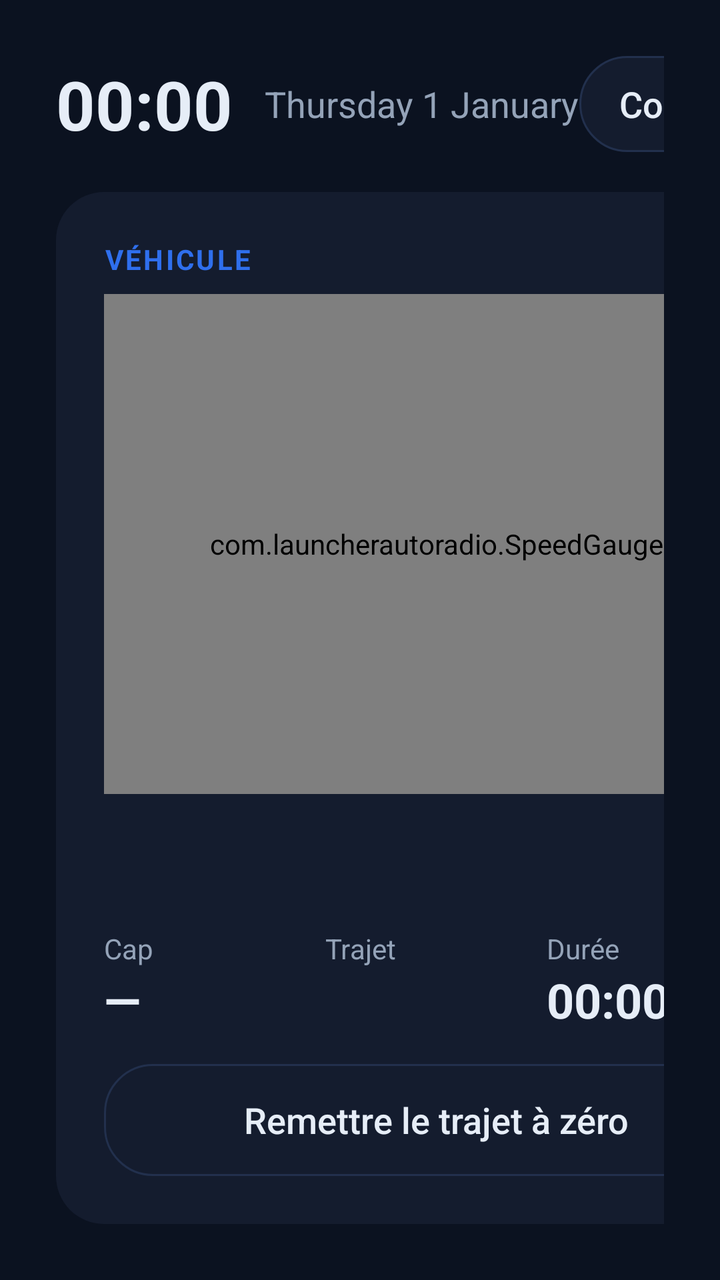
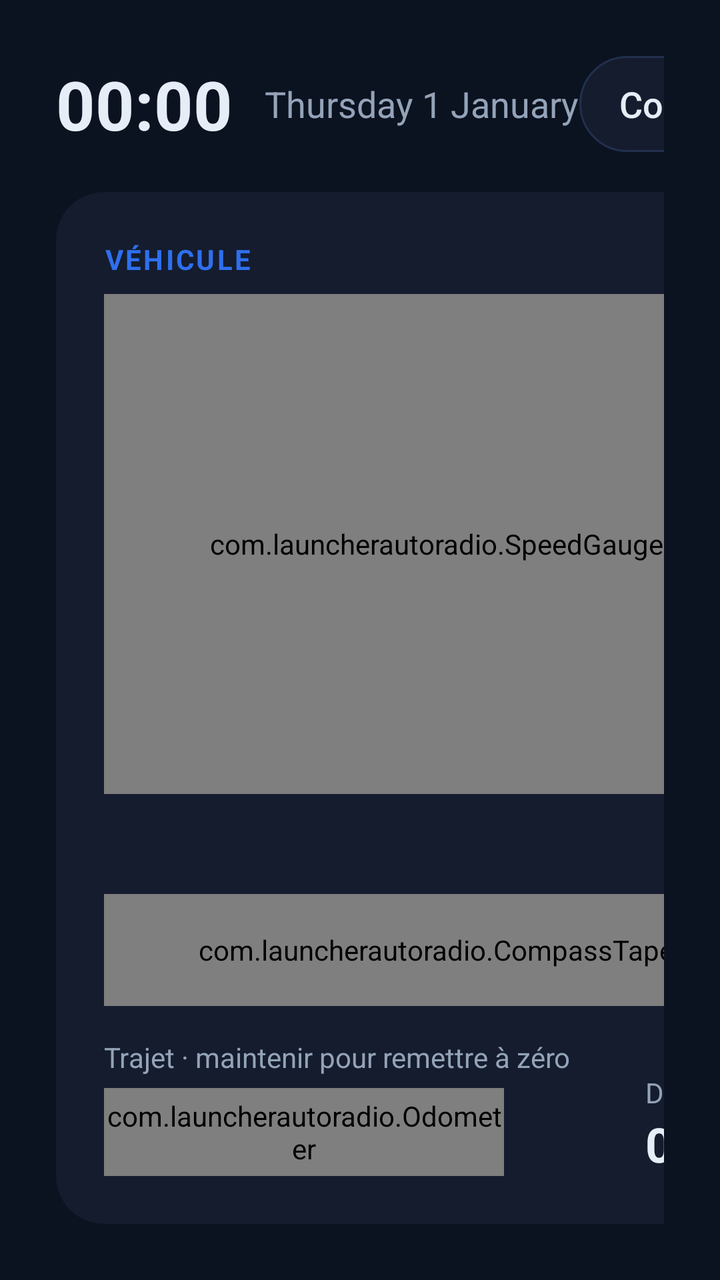

Before-and-after screenshots of an Android layout around one commit, followed by the original layout XML and the change that was made.
<!-- AndroidManifest.xml: application theme Theme.Launcher -->
<!-- res/layout/activity_main.xml -->
<?xml version="1.0" encoding="utf-8"?>
<LinearLayout xmlns:android="http://schemas.android.com/apk/res/android"
    android:layout_width="match_parent"
    android:layout_height="match_parent"
    android:orientation="vertical"
    android:padding="28dp"
    android:background="@color/bg">

    <LinearLayout
        android:layout_width="match_parent"
        android:layout_height="48dp"
        android:orientation="horizontal"
        android:gravity="center_vertical">
        <TextClock
            android:layout_width="wrap_content"
            android:layout_height="wrap_content"
            android:format24Hour="HH:mm"
            android:format12Hour="HH:mm"
            android:textSize="34sp"
            android:textStyle="bold"
            android:textColor="@color/text" />
        <TextClock
            android:layout_width="wrap_content"
            android:layout_height="wrap_content"
            android:layout_marginStart="16dp"
            android:format24Hour="EEEE d MMMM"
            android:format12Hour="EEEE d MMMM"
            android:textSize="18sp"
            android:textColor="@color/muted" />
        <View
            android:layout_width="0dp"
            android:layout_height="0dp"
            android:layout_weight="1" />
        <Button
            android:id="@+id/copy_can"
            android:layout_width="wrap_content"
            android:layout_height="match_parent"
            android:layout_marginEnd="12dp"
            android:background="@drawable/tile"
            android:paddingStart="20dp"
            android:paddingEnd="20dp"
            android:text="Copier appli CAN"
            android:textAllCaps="false"
            android:textColor="@color/text"
            android:textSize="18sp"
            android:stateListAnimator="@null" />
        <Button
            android:id="@+id/update"
            android:layout_width="wrap_content"
            android:layout_height="match_parent"
            android:background="@drawable/tile"
            android:paddingStart="20dp"
            android:paddingEnd="20dp"
            android:text="Mettre à jour"
            android:textAllCaps="false"
            android:textColor="@color/text"
            android:textSize="18sp"
            android:stateListAnimator="@null" />
    </LinearLayout>

    <LinearLayout
        android:layout_width="match_parent"
        android:layout_height="0dp"
        android:layout_weight="1"
        android:layout_marginTop="20dp"
        android:orientation="horizontal">

        <LinearLayout
            android:layout_width="380dp"
            android:layout_height="match_parent"
            android:orientation="vertical"
            android:padding="24dp"
            android:background="@drawable/card">
            <TextView
                android:layout_width="wrap_content"
                android:layout_height="wrap_content"
                android:text="VÉHICULE"
                android:textColor="@color/accent"
                android:textSize="14sp"
                android:textStyle="bold"
                android:letterSpacing="0.08" />
            <com.launcherautoradio.SpeedGauge
                android:id="@+id/speed"
                android:layout_width="match_parent"
                android:layout_height="250dp"
                android:layout_marginTop="8dp" />
            <Button
                android:id="@+id/loc_access"
                android:layout_width="match_parent"
                android:layout_height="wrap_content"
                android:text="@string/loc_access"
                android:textAllCaps="false"
                android:visibility="gone" />
            <View
                android:layout_width="match_parent"
                android:layout_height="0dp"
                android:layout_weight="1" />
            <LinearLayout
                android:layout_width="match_parent"
                android:layout_height="wrap_content"
                android:orientation="horizontal">
                <LinearLayout style="@style/Stat">
                    <TextView style="@style/StatLabel" android:text="Cap" />
                    <TextView android:id="@+id/heading" style="@style/StatValue" android:text="—" />
                </LinearLayout>
                <LinearLayout style="@style/Stat">
                    <TextView style="@style/StatLabel" android:text="Trajet" />
                    <TextView android:id="@+id/trip" style="@style/StatValue" />
                </LinearLayout>
                <LinearLayout style="@style/Stat">
                    <TextView style="@style/StatLabel" android:text="Durée" />
                    <Chronometer android:id="@+id/duration" style="@style/StatValue" />
                </LinearLayout>
            </LinearLayout>
            <Button
                android:id="@+id/reset"
                android:layout_width="match_parent"
                android:layout_height="56dp"
                android:layout_marginTop="16dp"
                android:background="@drawable/tile"
                android:text="Remettre le trajet à zéro"
                android:textAllCaps="false"
                android:textColor="@color/text"
                android:textSize="18sp"
                android:stateListAnimator="@null" />
        </LinearLayout>

        <GridLayout
            android:layout_width="0dp"
            android:layout_height="match_parent"
            android:layout_weight="1"
            android:layout_marginStart="10dp"
            android:columnCount="3"
            android:rowCount="2">
            <LinearLayout android:id="@+id/tile_carplay" style="@style/TileBoxAccent">
                <ImageView android:layout_width="44dp" android:layout_height="44dp" android:src="@drawable/ic_carplay" android:importantForAccessibility="no" />
                <TextView style="@style/TileLabelAccent" android:text="CarPlay" />
            </LinearLayout>
            <LinearLayout android:id="@+id/tile_nav" style="@style/TileBox">
                <ImageView android:layout_width="44dp" android:layout_height="44dp" android:src="@drawable/ic_nav" android:importantForAccessibility="no" />
                <TextView style="@style/TileLabel" android:text="Navigation" />
            </LinearLayout>
            <LinearLayout android:id="@+id/tile_music" style="@style/TileBox">
                <ImageView android:layout_width="44dp" android:layout_height="44dp" android:src="@drawable/ic_music" android:importantForAccessibility="no" />
                <TextView style="@style/TileLabel" android:text="Musique" />
            </LinearLayout>
            <LinearLayout android:id="@+id/tile_phone" style="@style/TileBox">
                <ImageView android:layout_width="44dp" android:layout_height="44dp" android:src="@drawable/ic_phone" android:importantForAccessibility="no" />
                <TextView style="@style/TileLabel" android:text="Téléphone" />
            </LinearLayout>
            <LinearLayout android:id="@+id/tile_apps" style="@style/TileBox">
                <ImageView android:layout_width="44dp" android:layout_height="44dp" android:src="@drawable/ic_apps" android:importantForAccessibility="no" />
                <TextView style="@style/TileLabel" android:text="Applis" />
            </LinearLayout>
            <LinearLayout android:id="@+id/tile_settings" style="@style/TileBox">
                <ImageView android:layout_width="44dp" android:layout_height="44dp" android:src="@drawable/ic_settings" android:importantForAccessibility="no" />
                <TextView style="@style/TileLabel" android:text="Réglages" />
            </LinearLayout>
        </GridLayout>
    </LinearLayout>
</LinearLayout>
<!-- resources referenced by this layout -->
<resources>
  <color name="accent">#2F6FED</color>
  <color name="bg">#0B1220</color>
  <color name="muted">#94A3B8</color>
  <color name="text">#E6EDF7</color>
  <!-- drawable card (drawable) -->
  <shape xmlns:android="http://schemas.android.com/apk/res/android" android:shape="rectangle">
      <solid android:color="@color/card" />
      <corners android:radius="24dp" />
  </shape>
  <!-- drawable ic_apps (drawable) -->
  <vector xmlns:android="http://schemas.android.com/apk/res/android" android:width="44dp" android:height="44dp" android:viewportWidth="24" android:viewportHeight="24">
      <path android:pathData="M4,4h6v6h-6zM14,4h6v6h-6zM4,14h6v6h-6zM14,14h6v6h-6z" android:fillColor="#00000000" android:strokeColor="@color/accent" android:strokeWidth="1.8" android:strokeLineJoin="round" />
  </vector>
  <!-- drawable ic_nav (drawable) -->
  <vector xmlns:android="http://schemas.android.com/apk/res/android" android:width="44dp" android:height="44dp" android:viewportWidth="24" android:viewportHeight="24">
      <path android:pathData="M3,11l18,-8l-8,18l-2,-8z" android:fillColor="#00000000" android:strokeColor="@color/accent" android:strokeWidth="1.8" android:strokeLineCap="round" android:strokeLineJoin="round" />
  </vector>
  <!-- drawable ic_settings (drawable) -->
  <vector xmlns:android="http://schemas.android.com/apk/res/android" android:width="44dp" android:height="44dp" android:viewportWidth="24" android:viewportHeight="24">
      <path android:pathData="M4,6h16M4,12h16M4,18h16M14,4v4M8,10v4M16,16v4" android:fillColor="#00000000" android:strokeColor="@color/accent" android:strokeWidth="1.8" android:strokeLineCap="round" />
  </vector>
  <!-- drawable tile (drawable) -->
  <shape xmlns:android="http://schemas.android.com/apk/res/android" android:shape="rectangle">
      <solid android:color="@color/card" />
      <stroke android:width="1dp" android:color="#22304D" />
      <corners android:radius="24dp" />
  </shape>
  <string name="loc_access">Autoriser la localisation</string>
  <style name="Stat">
          <item name="android:layout_width">0dp</item>
          <item name="android:layout_height">wrap_content</item>
          <item name="android:layout_weight">1</item>
          <item name="android:orientation">vertical</item>
      </style>
  <style name="StatLabel">
          <item name="android:layout_width">wrap_content</item>
          <item name="android:layout_height">wrap_content</item>
          <item name="android:textColor">@color/muted</item>
          <item name="android:textSize">14sp</item>
      </style>
  <style name="StatValue">
          <item name="android:layout_width">wrap_content</item>
          <item name="android:layout_height">wrap_content</item>
          <item name="android:textColor">@color/text</item>
          <item name="android:textSize">24sp</item>
          <item name="android:textStyle">bold</item>
      </style>
  <style name="TileBoxAccent" parent="TileBox">
          <item name="android:background">@drawable/tile_accent</item>
      </style>
  <style name="TileLabelAccent" parent="TileLabel">
          <item name="android:textColor">#FFFFFF</item>
      </style>
  <style name="Theme.Launcher" parent="@android:style/Theme.Material.NoActionBar.Fullscreen">
          <item name="android:windowBackground">@color/bg</item>
          <item name="android:colorAccent">@color/accent</item>
      </style>
  <color name="card">#141C2E</color>
  <!-- drawable tile_accent (drawable) -->
  <shape xmlns:android="http://schemas.android.com/apk/res/android" android:shape="rectangle">
      <solid android:color="@color/accent" />
      <corners android:radius="24dp" />
  </shape>
  <!-- unchanged entries left out for length: 5 -->
</resources>

<!-- the commit's change to res/layout/activity_main.xml (unified diff, before → after) -->
@@ -95,34 +95,38 @@
                 android:layout_width="match_parent"
                 android:layout_height="0dp"
                 android:layout_weight="1" />
+            <com.launcherautoradio.CompassTape
+                android:id="@+id/heading"
+                android:layout_width="match_parent"
+                android:layout_height="56dp" />
             <LinearLayout
                 android:layout_width="match_parent"
                 android:layout_height="wrap_content"
-                android:orientation="horizontal">
-                <LinearLayout style="@style/Stat">
-                    <TextView style="@style/StatLabel" android:text="Cap" />
-                    <TextView android:id="@+id/heading" style="@style/StatValue" android:text="—" />
+                android:layout_marginTop="16dp"
+                android:orientation="horizontal"
+                android:gravity="bottom">
+                <LinearLayout
+                    android:layout_width="0dp"
+                    android:layout_height="wrap_content"
+                    android:layout_weight="1"
+                    android:orientation="vertical">
+                    <TextView style="@style/StatLabel" android:text="Trajet · maintenir pour remettre à zéro" />
+                    <com.launcherautoradio.Odometer
+                        android:id="@+id/trip"
+                        android:layout_width="200dp"
+                        android:layout_height="44dp"
+                        android:layout_marginTop="6dp"
+                        android:clickable="true"
+                        android:focusable="true" />
                 </LinearLayout>
-                <LinearLayout style="@style/Stat">
-                    <TextView style="@style/StatLabel" android:text="Trajet" />
-                    <TextView android:id="@+id/trip" style="@style/StatValue" />
-                </LinearLayout>
-                <LinearLayout style="@style/Stat">
+                <LinearLayout
+                    android:layout_width="wrap_content"
+                    android:layout_height="wrap_content"
+                    android:orientation="vertical">
                     <TextView style="@style/StatLabel" android:text="Durée" />
                     <Chronometer android:id="@+id/duration" style="@style/StatValue" />
                 </LinearLayout>
             </LinearLayout>
-            <Button
-                android:id="@+id/reset"
-                android:layout_width="match_parent"
-                android:layout_height="56dp"
-                android:layout_marginTop="16dp"
-                android:background="@drawable/tile"
-                android:text="Remettre le trajet à zéro"
-                android:textAllCaps="false"
-                android:textColor="@color/text"
-                android:textSize="18sp"
-                android:stateListAnimator="@null" />
         </LinearLayout>
 
         <GridLayout
<!-- resource entries referenced after the edit -->
@@ -28,12 +28,6 @@
       <corners android:radius="24dp" />
   </shape>
   <string name="loc_access">Autoriser la localisation</string>
-  <style name="Stat">
-          <item name="android:layout_width">0dp</item>
-          <item name="android:layout_height">wrap_content</item>
-          <item name="android:layout_weight">1</item>
-          <item name="android:orientation">vertical</item>
-      </style>
   <style name="StatLabel">
           <item name="android:layout_width">wrap_content</item>
           <item name="android:layout_height">wrap_content</item>
